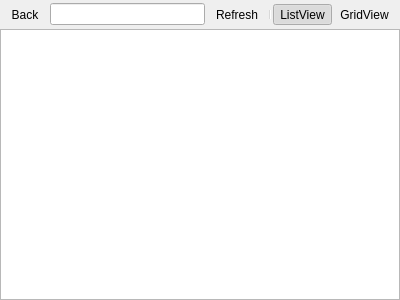
fengzhu2007/anycode, file App/panes/server_manage/server_client_pane.ui: the form before one commit.
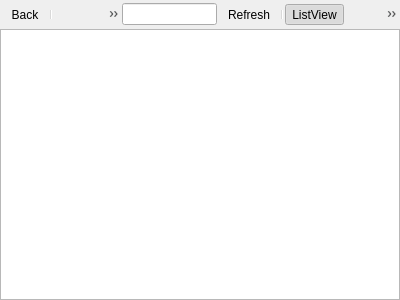
The form after the commit. Icons and pictures are not drawn. Custom widgets are drawn as their Qt base class.

```diff
--- a/App/panes/server_manage/server_client_pane.ui
+++ b/App/panes/server_manage/server_client_pane.ui
@@ -49,6 +49,8 @@
         </size>
        </property>
        <addaction name="actionBack"/>
+       <addaction name="separator"/>
+       <addaction name="actionNew_Folder"/>
       </widget>
      </item>
      <item>
```
